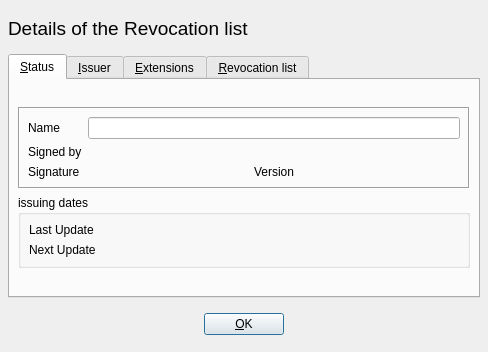
Above: ui/CrlDetail.ui from chris2511/xca before the change. Below: the same form after it.
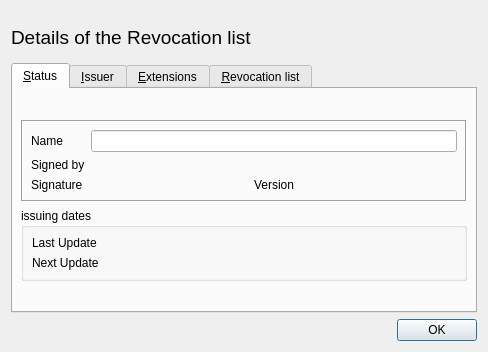
That is the form after the change. Custom widgets are drawn as their Qt base class.

The edit to the form file:
```diff
--- a/ui/CrlDetail.ui
+++ b/ui/CrlDetail.ui
@@ -10,13 +10,10 @@
     <height>352</height>
    </rect>
   </property>
-  <layout class="QVBoxLayout">
-   <property name="spacing">
-    <number>6</number>
-   </property>
-   <property name="margin">
-    <number>8</number>
-   </property>
+  <layout class="QVBoxLayout" name="verticalLayout">
+   <item>
+    <widget class="QWidget" name="widget" native="true"/>
+   </item>
    <item>
     <layout class="QHBoxLayout">
      <property name="spacing">
@@ -326,62 +323,13 @@
     </widget>
    </item>
    <item>
-    <layout class="QHBoxLayout">
-     <property name="spacing">
-      <number>6</number>
+    <widget class="QDialogButtonBox" name="buttonBox">
+     <property name="standardButtons">
+      <set>QDialogButtonBox::Ok</set>
      </property>
-     <property name="margin">
-      <number>0</number>
-     </property>
-     <item>
-      <spacer>
-       <property name="orientation">
-        <enum>Qt::Horizontal</enum>
-       </property>
-       <property name="sizeType">
-        <enum>QSizePolicy::Expanding</enum>
-       </property>
-       <property name="sizeHint" stdset="0">
-        <size>
-         <width>81</width>
-         <height>40</height>
-        </size>
-       </property>
-      </spacer>
-     </item>
-     <item>
-      <widget class="QPushButton" name="but_ok">
-       <property name="text">
-        <string>&amp;OK</string>
-       </property>
-      </widget>
-     </item>
-     <item>
-      <spacer>
-       <property name="orientation">
-        <enum>Qt::Horizontal</enum>
-       </property>
-       <property name="sizeHint" stdset="0">
-        <size>
-         <width>40</width>
-         <height>20</height>
-        </size>
-       </property>
-      </spacer>
-     </item>
-    </layout>
+    </widget>
    </item>
   </layout>
-  <widget class="QWidget" name="widget" native="true">
-   <property name="geometry">
-    <rect>
-     <x>0</x>
-     <y>0</y>
-     <width>100</width>
-     <height>30</height>
-    </rect>
-   </property>
-  </widget>
  </widget>
  <customwidgets>
   <customwidget>
```
Left out of the diff: 12 changed lines with no effect on the pictures.
